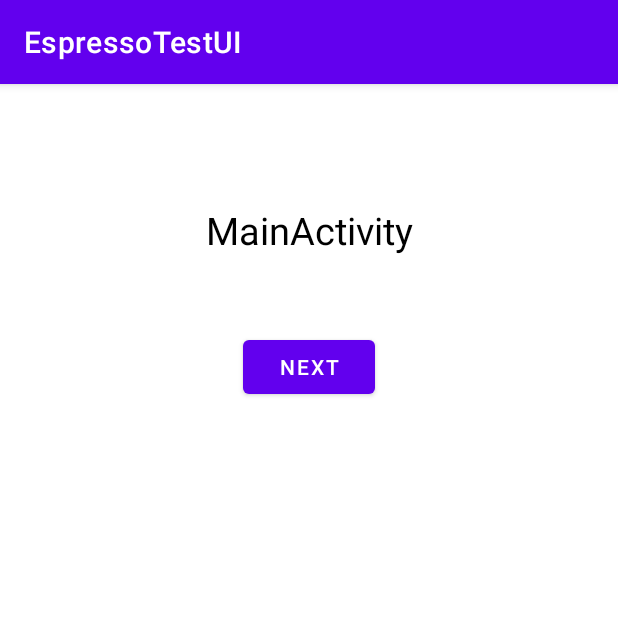
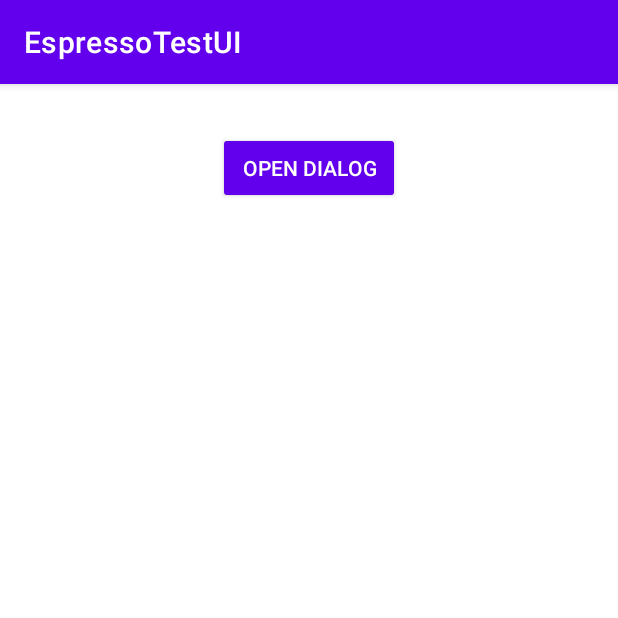
Before and after one commit to HieronimusMorgan/EspressoTestUI, an Android app: the screen it shows after launch (MainActivity), on a phone screen of 412 x 824 dp, the top half of it. Run offline under Robolectric (Android 15) with nearby library versions, the phone set to English and light mode, and no system bars.

Commit message:
complete dialog testing

```diff
--- a/app/build.gradle
+++ b/app/build.gradle
@@ -39,6 +39,7 @@ dependencies {
     androidTestImplementation 'androidx.test.ext:junit:1.1.3'
 
     androidTestImplementation 'androidx.test.espresso:espresso-core:3.4.0'
+    androidTestImplementation 'androidx.test.espresso:espresso-contrib:3.4.0'
     androidTestImplementation 'androidx.test:runner:1.4.0'
     androidTestImplementation 'androidx.test:rules:1.4.0'
 
--- a/app/src/main/AndroidManifest.xml
+++ b/app/src/main/AndroidManifest.xml
@@ -14,9 +14,6 @@
         android:theme="@style/Theme.EspressoTestUI"
         tools:targetApi="31" >
         <activity
-            android:name=".SecondaryActivity"
-            android:exported="false" />
-        <activity
             android:name=".MainActivity"
             android:exported="true" >
             <intent-filter>
--- a/app/src/main/java/com/morg/espressotestui/MainActivity.java
+++ b/app/src/main/java/com/morg/espressotestui/MainActivity.java
@@ -1,22 +1,23 @@
 package com.morg.espressotestui;
 
+import android.os.Bundle;
+
 import androidx.appcompat.app.AppCompatActivity;
-
-import android.content.Intent;
-import android.os.Bundle;
 
 import com.morg.espressotestui.databinding.ActivityMainBinding;
 
 public class MainActivity extends AppCompatActivity {
     ActivityMainBinding binding;
+
     @Override
     protected void onCreate(Bundle savedInstanceState) {
         super.onCreate(savedInstanceState);
         binding = ActivityMainBinding.inflate(getLayoutInflater());
         setContentView(binding.getRoot());
-
-        binding.buttonNextActivity.setOnClickListener(view -> {
-            startActivity(new Intent(this, SecondaryActivity.class));
+        binding.buttonTakePhoto.setOnClickListener(view -> {
+            Dialog fileDialog = new Dialog(this, s -> binding.tvDetailParent.setText(s));
+            fileDialog.show();
         });
     }
+
 }
--- /dev/null
+++ b/app/src/main/java/com/morg/espressotestui/OnClick.java
@@ -0,0 +1,5 @@
+package com.morg.espressotestui;
+
+public interface OnClick {
+    void add(String s);
+}
--- a/app/src/main/res/layout/activity_main.xml
+++ b/app/src/main/res/layout/activity_main.xml
@@ -1,30 +1,20 @@
 <?xml version="1.0" encoding="utf-8"?>
-<androidx.constraintlayout.widget.ConstraintLayout xmlns:android="http://schemas.android.com/apk/res/android"
-    xmlns:app="http://schemas.android.com/apk/res-auto"
+<LinearLayout xmlns:android="http://schemas.android.com/apk/res/android"
     android:layout_width="match_parent"
     android:layout_height="match_parent"
-    android:id="@+id/main">
+    android:orientation="vertical">
+
+    <Button
+        android:id="@+id/button_take_photo"
+        style="?android:attr/buttonStyleSmall"
+        android:layout_width="wrap_content"
+        android:layout_height="wrap_content"
+        android:layout_gravity="center_horizontal"
+        android:layout_marginTop="32dp"
+        android:text="Open Dialog" />
 
     <TextView
-        android:layout_width="wrap_content"
-        android:layout_height="wrap_content"
-        app:layout_constraintTop_toTopOf="parent"
-        app:layout_constraintRight_toRightOf="parent"
-        app:layout_constraintLeft_toLeftOf="parent"
-        android:id="@+id/activity_main_title"
-        android:text="@string/text_mainactivity"
-        android:textSize="25sp"
-        android:textColor="#000"
-        android:layout_marginTop="80dp" />
-
-    <Button
-        android:layout_width="wrap_content"
-        android:layout_height="wrap_content"
-        android:id="@+id/button_next_activity"
-        app:layout_constraintLeft_toLeftOf="parent"
-        app:layout_constraintRight_toRightOf="parent"
-        app:layout_constraintTop_toBottomOf="@+id/activity_main_title"
-        android:layout_marginTop="50dp"
-        android:text="@string/text_next" />
-
-</androidx.constraintlayout.widget.ConstraintLayout>
+        android:id="@+id/tv_detail_parent"
+        android:layout_width="match_parent"
+        android:layout_height="wrap_content" />
+</LinearLayout>
```
Also changed, not shown: app/src/main/java/com/morg/espressotestui/Dialog.java (added, +31 -0 lines), app/src/main/java/com/morg/espressotestui/SecondaryActivity.java (deleted, +0 -19 lines), app/src/main/res/layout/activity_secondary.xml (deleted, +0 -32 lines), app/src/main/res/layout/dialog_file.xml (added, +34 -0 lines), 4 other files.
